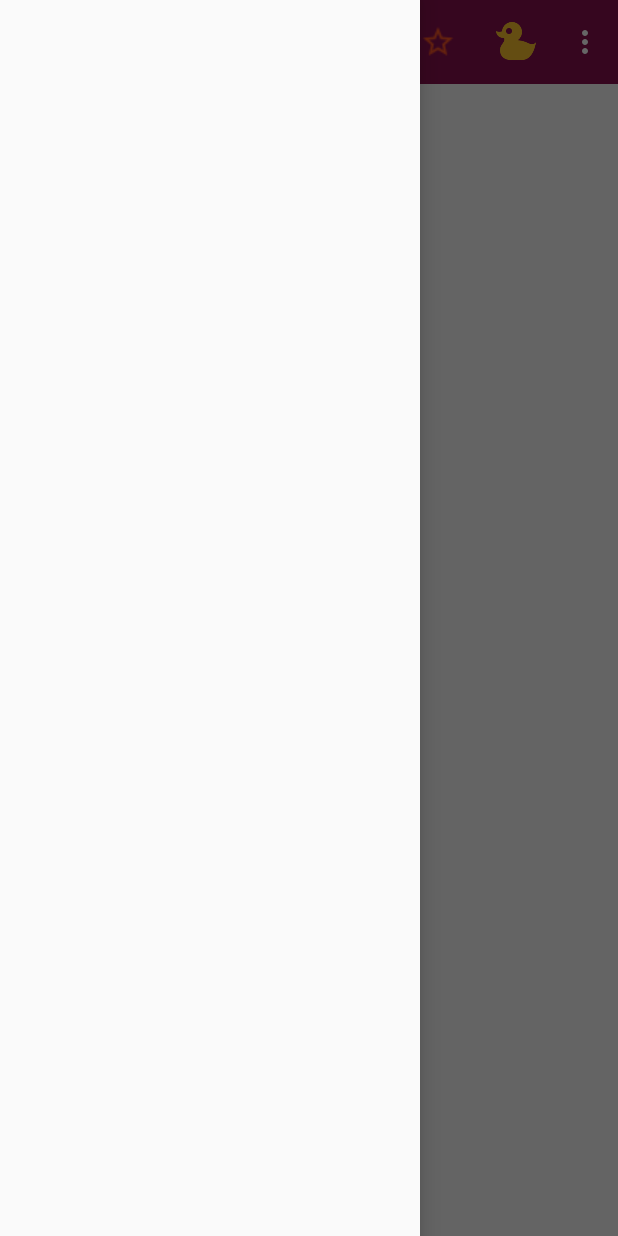
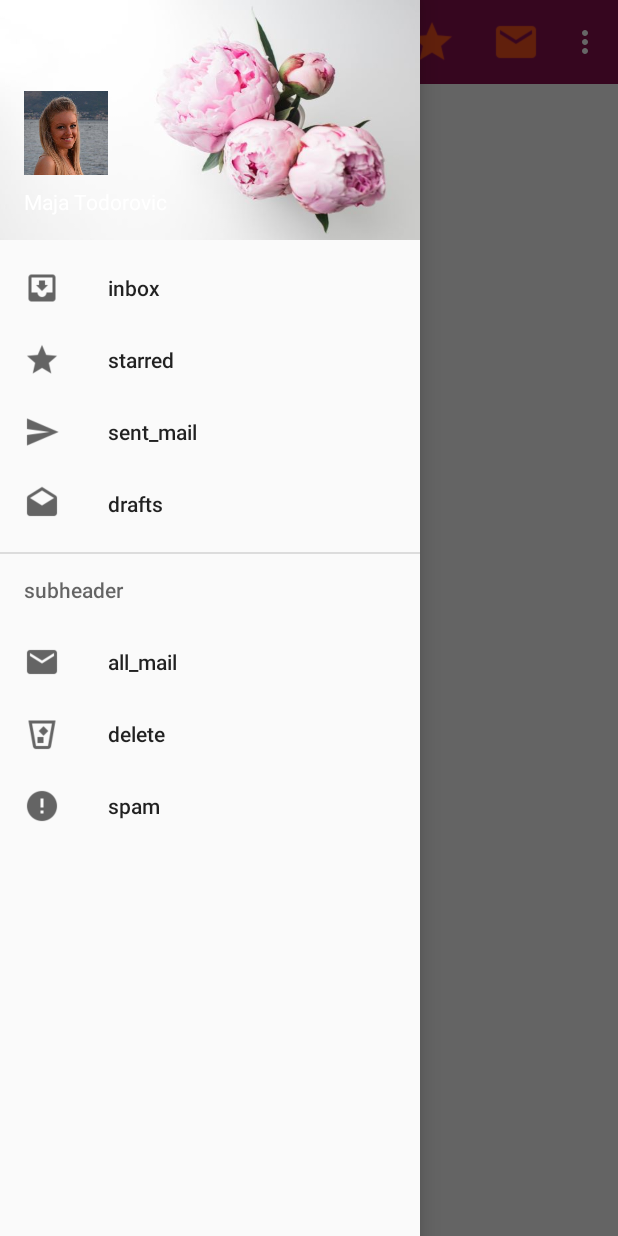
Before and after one commit to Majusna/MaterialDesignExercise, an Android app: the screen it shows after launch (MainActivity), with the side drawer open, on a phone screen of 412 x 824 dp. Run offline under Robolectric (Android 15) with nearby library versions, the phone set to English and light mode, and no system bars.

Commit message:
navigation drawer 2

```diff
--- a/app/src/main/res/layout/navigation_drawer.xml
+++ b/app/src/main/res/layout/navigation_drawer.xml
@@ -1,10 +1,14 @@
 <?xml version="1.0" encoding="utf-8"?>
 <android.support.v4.widget.DrawerLayout
-    android:id="@+id/drawer_layout"
+    xmlns:android="http://schemas.android.com/apk/res/android"
     android:layout_width="match_parent"
     android:layout_height="match_parent"
-    xmlns:android="http://schemas.android.com/apk/res/android"
-    android:fitsSystemWindows="true">
+    android:id="@+id/drawer_layout"
+    android:fitsSystemWindows="true"
+
+    xmlns:tools = "http://schemas.android.com/tools"
+    xmlns:app="http://schemas.android.com/apk/res-auto"
+    tools:openDrawer= "start">
 
     <include layout="@layout/activity_main"/>
 
@@ -13,6 +17,9 @@
         android:layout_height="match_parent"
         android:id="@+id/navigation_view"
         android:fitsSystemWindows="true"
-        android:layout_gravity = "start"/>
+        android:layout_gravity = "start"
+
+        app:headerLayout="@layout/navigation_header"
+        app:menu="@menu/navigation_menu"/>
 
 </android.support.v4.widget.DrawerLayout>
--- a/app/src/main/res/layout/navigation_header.xml
+++ b/app/src/main/res/layout/navigation_header.xml
@@ -7,7 +7,7 @@
     android:padding="16dp"
     android:gravity="bottom"
     android:theme="@style/ThemeOverlay.AppCompat.Dark"
-    android:background="@drawable/peony"
+    android:background="@drawable/small"
     android:scaleType="centerCrop">
 
     <ImageView
--- a/app/src/main/res/menu/main_menu.xml
+++ b/app/src/main/res/menu/main_menu.xml
@@ -12,7 +12,7 @@
     <item
         android:id="@+id/action_like"
         android:title="like it"
-        android:icon="@drawable/duck"
+        android:icon="@drawable/email"
         app:showAsAction="always" />
 
     <item
--- /dev/null
+++ b/app/src/main/res/menu/navigation_menu.xml
@@ -0,0 +1,52 @@
+<?xml version="1.0" encoding="utf-8"?>
+<menu xmlns:android="http://schemas.android.com/apk/res/android">
+
+    <group android:checkableBehavior="single">
+
+
+        <item
+            android:title="inbox"
+            android:id="@+id/inbox_id"
+            android:icon="@drawable/inbox"/>
+
+        <item
+            android:title="starred"
+            android:id="@+id/starred_id"
+            android:icon="@drawable/star"/>
+
+        <item
+            android:title="sent_mail"
+            android:id="@+id/sent_id"
+            android:icon="@drawable/send"/>
+
+        <item
+            android:title="drafts"
+            android:id="@+id/drafts_id"
+            android:icon="@drawable/draft"/>
+
+    </group>
+
+
+    <item android:title="subheader">
+
+        <menu>
+
+            <item
+                android:title="all_mail"
+                android:id="@+id/all_mail_id"
+                android:icon="@drawable/email"/>
+
+            <item
+                android:title="delete"
+                android:id="@+id/delete_id"
+                android:icon="@drawable/delete"/>
+
+            <item
+                android:title="spam"
+                android:id="@+id/spam_id"
+                android:icon="@drawable/spam"/>
+        </menu>
+
+    </item>
+
+</menu>
```
Also changed, not shown: app/src/main/res/drawable/delete.png (added), app/src/main/res/drawable/draft.png (added), app/src/main/res/drawable/email.png (added), app/src/main/res/drawable/inbox.png (added), app/src/main/res/drawable/send.png (added), app/src/main/res/drawable/small.jpg (added), app/src/main/res/drawable/spam.png (added), app/src/main/res/drawable/star.png.
